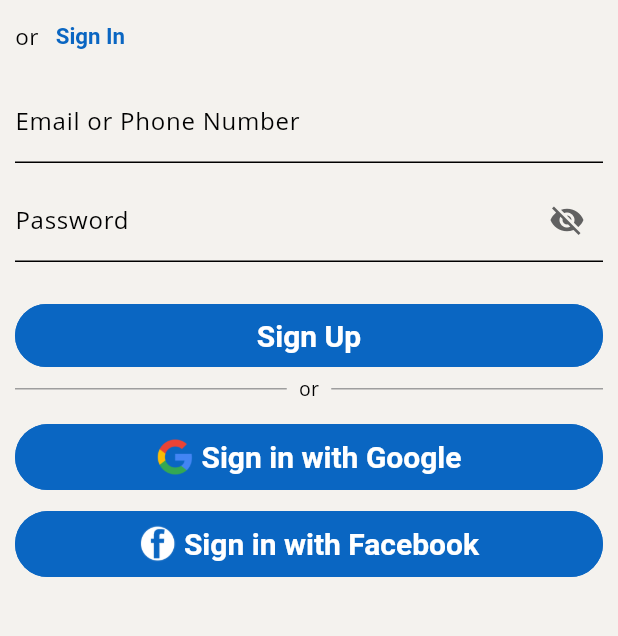
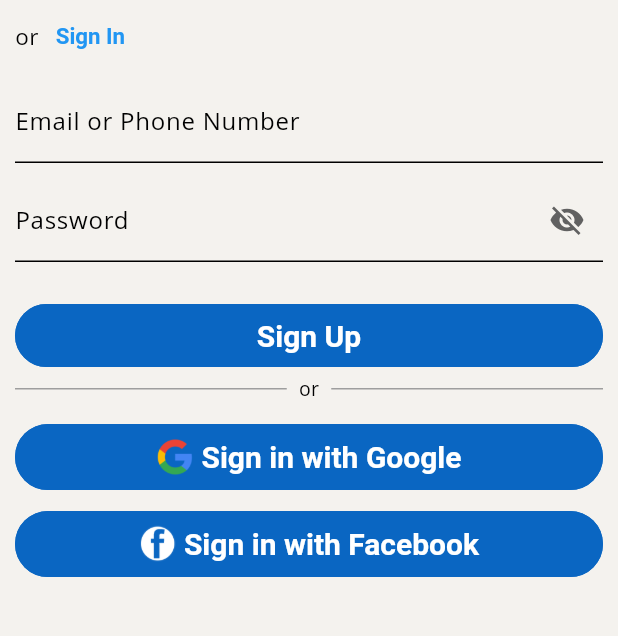
Before and after one commit to LinkUp-SW/Cross, a Flutter app: the EmailPasswordView screen opened by its route, on a phone screen of 412 x 824 dp, the part 230-866 px from its top. Run offline on Flutter 3.47's test engine with Material 3 defaults, Android fonts, the phone set to English and light mode, and no system bars; our stand-ins replace flutter_riverpod, flutter_screenutil, flutter_secure_storage, go_router, image_picker, intl_phone_field and 4 more; missing offline and left inert: any_link_preview, country_state_city_pro, flutter_cached_pdfview; accounts and stored records are empty; Roboto replaces fonts that are missing (Open Sans).

```diff
--- a/lib/features/logIn/view/forgot_pasword_view.dart
+++ b/lib/features/logIn/view/forgot_pasword_view.dart
@@ -72,6 +72,7 @@ class _ForgotPasswordViewState extends ConsumerState<ForgotPasswordView> {
                     crossAxisAlignment: CrossAxisAlignment.stretch,
                     children: [
                       TextFormField(
+                        key: const Key('emailTextField'),
                         controller: _emailController,
                         decoration: const InputDecoration(
                           labelText: 'Email',
@@ -83,6 +84,7 @@ class _ForgotPasswordViewState extends ConsumerState<ForgotPasswordView> {
                         height: 30.h,
                       ),
                       ElevatedButton(
+                        key: const Key('sendEmailButton'),
                         onPressed: () {
                           if (_formKey.currentState?.validate() != false) {
                             forgotPasswordNotifier
--- a/lib/features/signUp/view/userInfo/names_view.dart
+++ b/lib/features/signUp/view/userInfo/names_view.dart
@@ -20,8 +20,6 @@ class _NamingPageState extends ConsumerState<NamingPage> {
   Widget build(BuildContext context) {
     final nameState = ref.watch(nameProvider);
     final nameNotifier = ref.read(nameProvider.notifier);
-
-    // Move ref.listen to the build method
 
     return Scaffold(
       body: Padding(
@@ -46,6 +44,7 @@ class _NamingPageState extends ConsumerState<NamingPage> {
                   crossAxisAlignment: CrossAxisAlignment.stretch,
                   children: [
                     TextFormField(
+                      key: const Key('firstNameField'),
                       controller: _firstNameController,
                       decoration: const InputDecoration(
                         labelText: 'First Name',
@@ -56,6 +55,7 @@ class _NamingPageState extends ConsumerState<NamingPage> {
                     ),
                     const SizedBox(height: 10),
                     TextFormField(
+                      key: const Key('lastNameField'),
                       controller: _lastNameController,
                       decoration: const InputDecoration(
                         labelText: 'Last Name',
@@ -66,6 +66,7 @@ class _NamingPageState extends ConsumerState<NamingPage> {
                     ),
                     const SizedBox(height: 20),
                     ElevatedButton(
+                      key: const Key('nextButton'),
                       onPressed: nameState is NameLoading
                           ? null
                           : () async {
--- a/lib/features/signUp/view/verification/email_password_view.dart
+++ b/lib/features/signUp/view/verification/email_password_view.dart
@@ -60,10 +60,17 @@ class _EmailPasswordViewState extends ConsumerState<EmailPasswordView> {
                     style: TextStyle(fontSize: 15),
                   ),
                   TextButton(
+                    key: const Key('signInButton'),
                     onPressed: () {
                       context.push('/login');
                     },
                     child: const Text('Sign In'),
+                    style: const ButtonStyle(
+                      overlayColor: WidgetStatePropertyAll(Colors.transparent),
+                      foregroundColor: WidgetStatePropertyAll(
+                        Colors.blue,
+                      ),
+                    ),
                   ),
                 ],
               ),
@@ -77,6 +84,7 @@ class _EmailPasswordViewState extends ConsumerState<EmailPasswordView> {
                   crossAxisAlignment: CrossAxisAlignment.center,
                   children: [
                     TextFormField(
+                      key: const Key('emailTextField'),
                       keyboardType: TextInputType.emailAddress,
                       controller: _emailController,
                       decoration: const InputDecoration(
@@ -89,6 +97,7 @@ class _EmailPasswordViewState extends ConsumerState<EmailPasswordView> {
                       height: 10,
                     ),
                     TextFormField(
+                      key: const Key('passwordTextField'),
                       keyboardType: TextInputType.visiblePassword,
                       controller: _passwordController,
                       obscureText: _obsureText,
@@ -115,6 +124,7 @@ class _EmailPasswordViewState extends ConsumerState<EmailPasswordView> {
                       crossAxisAlignment: CrossAxisAlignment.stretch,
                       children: [
                         ElevatedButton(
+                          key: const Key('signUpButton'),
                           onPressed: emailPasswordState is LoadingEmailPassword
                               ? null
                               : () async {
@@ -139,6 +149,7 @@ class _EmailPasswordViewState extends ConsumerState<EmailPasswordView> {
                       height: 10,
                     ),
                     ElevatedButton(
+                      key: const Key('googleSignInButton'),
                       onPressed: () {},
                       child: Row(
                         mainAxisAlignment: MainAxisAlignment.center,
@@ -165,6 +176,7 @@ class _EmailPasswordViewState extends ConsumerState<EmailPasswordView> {
                       height: 10,
                     ),
                     ElevatedButton(
+                      key: const Key('facebookSignInButton'),
                       onPressed: () {},
                       child: Row(
                         mainAxisAlignment: MainAxisAlignment.center,
```
Also changed, not shown: lib/features/signUp/view/userInfo/past_job_details.dart (+23 -9 lines), lib/features/signUp/view/verification/get_phone_number.dart (+6 -2 lines), lib/features/signUp/view/verification/otp_view.dart (+18 -5 lines), lib/features/signUp/view/verification/verification.dart (+7 -0 lines).
